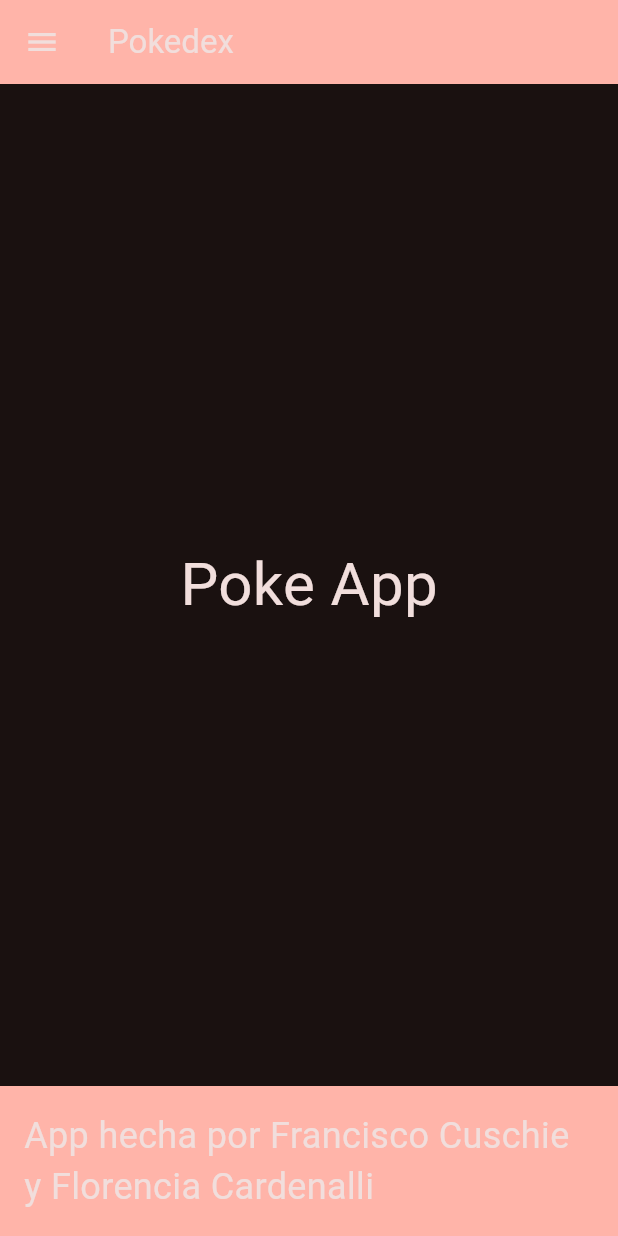
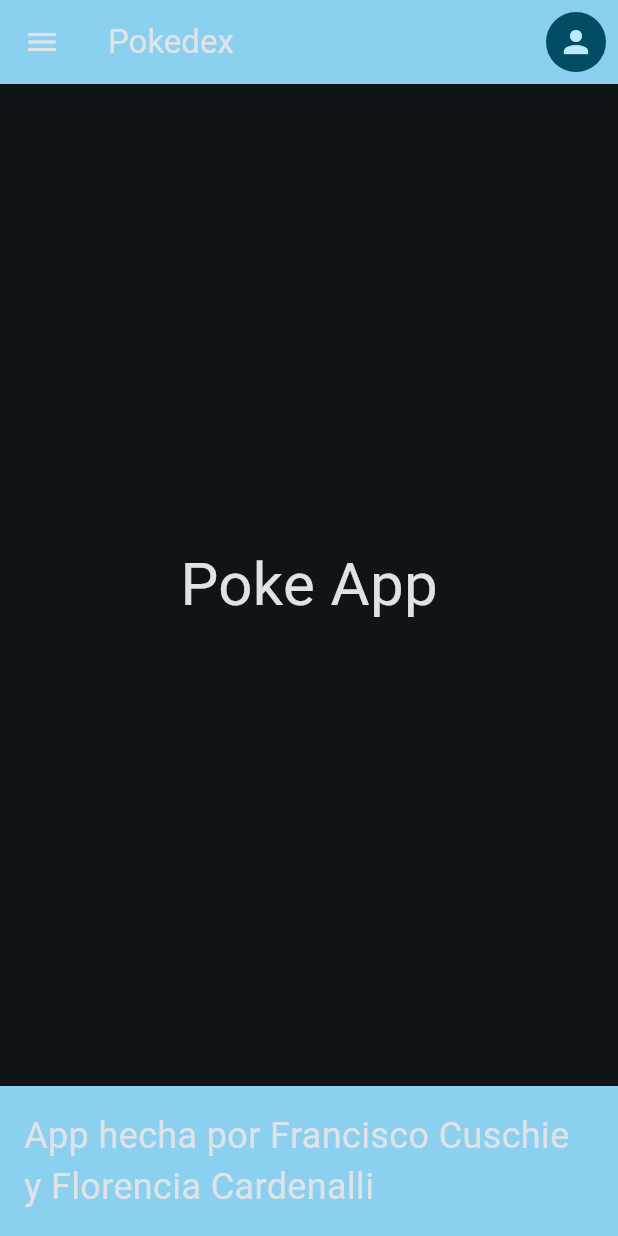
Before and after one commit to FranCuschie/PrototipoFlutter, a Flutter app: the screen it shows after launch, on a phone screen of 412 x 824 dp. Run offline on Flutter 3.47's test engine with Material 3 defaults, Android fonts, the phone set to English and light mode, and no system bars.

Commit message:
Widget profile Icon
Se agrego un widget para ir a la screen de perfil, ese mismo va agregado a los appbar de las otras screens

```diff
--- a/lib/main.dart
+++ b/lib/main.dart
@@ -1,4 +1,5 @@
 import 'package:flutter/material.dart';
+import 'package:flutter_application_1/screens/pokemon2da_screen.dart';
 import 'package:flutter_application_1/themes/default_theme.dart';
 import 'screens/screens.dart';
 
@@ -13,18 +14,18 @@ class MyApp extends StatelessWidget {
   Widget build(BuildContext context) {
     return MaterialApp(
       title: 'Demo',
-      theme: DefaultTheme(selectedColor: 2).theme(),
+      theme: DefaultTheme(selectedColor: 0).theme(),
       debugShowCheckedModeBanner: false,
       initialRoute: 'home',
       routes: {
         // Screen Home
         'home': (context) => const HomeScreen(),
         // Screen visualizacion de los pokemones segunda generacion
-        'listviewpage': (context) => const ListViewScreen(),
+        'pokemon2': (context) => const PokemonSegundaGeneracion(),
         // Screen con Widget reutilizable
         'designscreen': (context) => const DesingScreen(),
         // Screen Profile
-        'profile': (context) => const Profile(),
+        //'profile': (context) => const Profile(),
       },
     );
   }
--- a/lib/screens/home_screen.dart
+++ b/lib/screens/home_screen.dart
@@ -1,5 +1,6 @@
 import 'package:flutter/material.dart';
 import 'package:flutter_application_1/widgets/drawer_menu.dart';
+import 'package:flutter_application_1/widgets/profile_appbar.dart';
 
 class HomeScreen extends StatelessWidget {
   const HomeScreen({super.key});
@@ -12,6 +13,7 @@ class HomeScreen extends StatelessWidget {
         appBar: AppBar(
           backgroundColor: colors.primary,
           title: const Text('Pokedex'),
+          actions: const [ProfileWidget()],
         ),
         drawer: DrawerMenu(),
         body: Column(mainAxisAlignment: MainAxisAlignment.start, children: [
--- a/lib/screens/screens.dart
+++ b/lib/screens/screens.dart
@@ -1,4 +1,3 @@
 export 'package:flutter_application_1/screens/vista_unica.dart';
 export 'package:flutter_application_1/screens/home_screen.dart';
-export 'package:flutter_application_1/screens/listview_screen.dart';
 export 'package:flutter_application_1/screens/profile_screen.dart';
--- a/lib/screens/vista_unica.dart
+++ b/lib/screens/vista_unica.dart
@@ -1,4 +1,5 @@
 import 'package:flutter/material.dart';
+import 'package:flutter_application_1/widgets/profile_appbar.dart';
 
 class DesingScreen extends StatelessWidget {
   const DesingScreen({super.key});
@@ -11,6 +12,7 @@ class DesingScreen extends StatelessWidget {
       appBar: AppBar(
         backgroundColor: colors.primary,
         title: const Text('Vista Unica'),
+        actions: const [ProfileWidget()],
       ),
       body: ListView(
         children: [
--- a/lib/widgets/drawer_menu.dart
+++ b/lib/widgets/drawer_menu.dart
@@ -3,9 +3,9 @@ import 'package:flutter/material.dart';
 class DrawerMenu extends StatelessWidget {
   final List<Map<String, String>> _menuItems = <Map<String, String>>[
     {'route': 'home', 'title': 'Inicio'},
-    {'route': 'listviewpage', 'title': 'Pokemons 2da Generacion'},
+    {'route': 'pokemon2', 'title': 'Pokemons 2da Generacion'},
     {'route': 'designscreen', 'title': 'Diseños'},
-    {'route': 'profile', 'title': 'Perfil'}
+    //{'route': 'profile', 'title': 'Perfil'}
   ];
 
   DrawerMenu({super.key});
--- /dev/null
+++ b/lib/widgets/profile_appbar.dart
@@ -0,0 +1,24 @@
+import 'package:flutter/material.dart';
+import 'package:flutter_application_1/screens/profile_screen.dart';
+
+class ProfileWidget extends StatelessWidget {
+  const ProfileWidget({super.key});
+
+  @override
+  Widget build(BuildContext context) {
+    return Padding(
+      padding: const EdgeInsets.all(8.0),
+      child: GestureDetector(
+        onTap: () {
+          Navigator.push(
+            context,
+            MaterialPageRoute(builder: (context) => const Profile()),
+          );
+        },
+        child: const CircleAvatar(
+          child: Icon(Icons.person),
+        ),
+      ),
+    );
+  }
+}
```
Also changed, not shown: lib/screens/listview_screen.dart (deleted, +0 -19 lines), lib/widgets/pokemon_widget.dart (deleted, +0 -98 lines).
